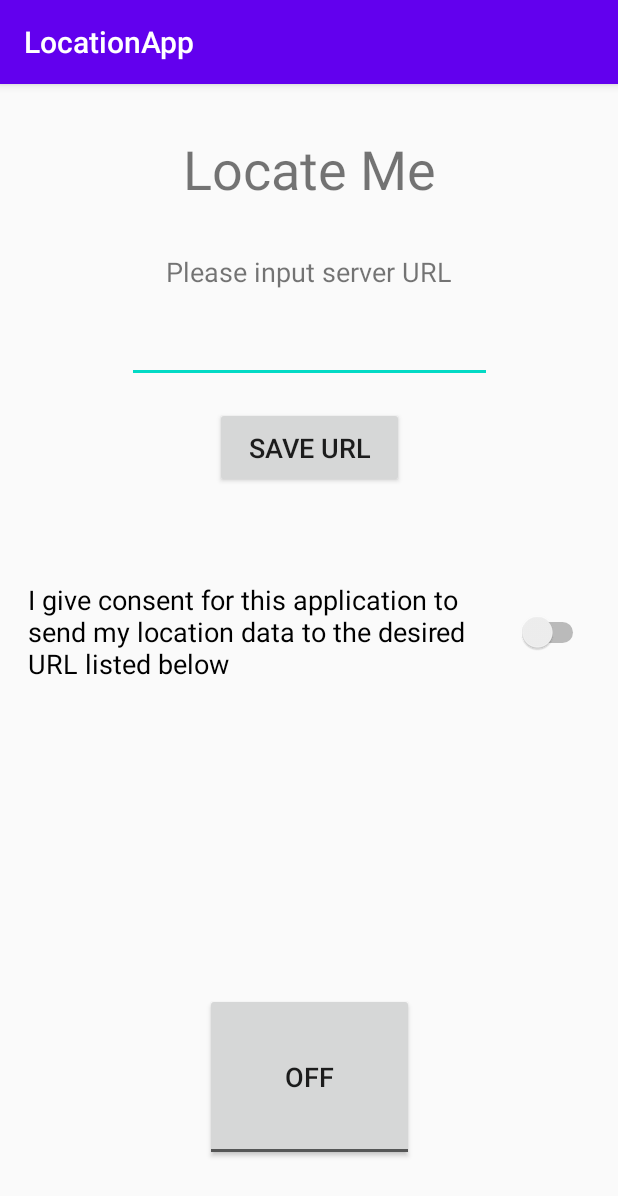
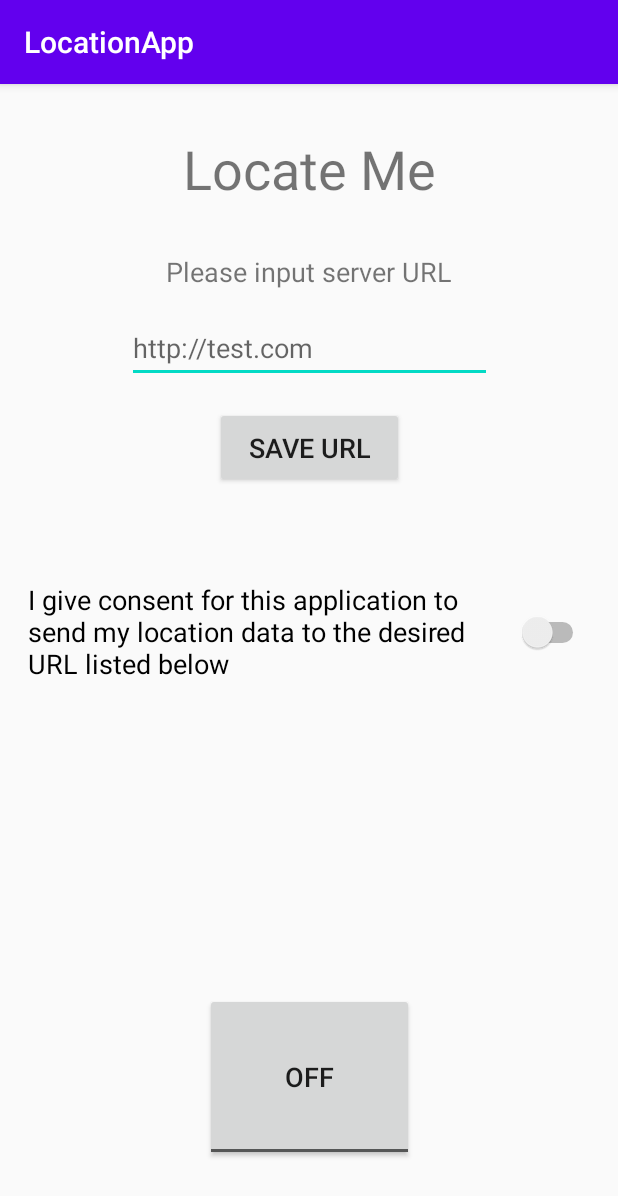
Before and after one commit to BTSTURKEY/LocationAppDevelopment, an Android app: the screen it shows after launch (MainActivity), on a phone screen of 412 x 824 dp. Shown: the top 1196 px of the screen. Run offline under Robolectric (Android 15) with nearby library versions, the phone set to English and light mode, and no system bars; 6 statements that could not run were skipped.

Commit message:
Set up location and removed all errors. Device checks last known location and then after rolls updated.

```diff
--- a/LocationApp/app/build.gradle
+++ b/LocationApp/app/build.gradle
@@ -6,7 +6,7 @@ android {
 
     defaultConfig {
         applicationId "uk.co.turkltd.locationapp"
-        minSdkVersion 23
+        minSdkVersion 29
         targetSdkVersion 29
         versionCode 1
         versionName "1.0"
@@ -28,8 +28,9 @@ dependencies {
 
     implementation 'androidx.appcompat:appcompat:1.1.0'
     implementation 'androidx.constraintlayout:constraintlayout:1.1.3'
-    implementation "androidx.security:security-crypto:1.0.0-alpha02"
+    implementation "androidx.security:security-crypto:1.0.0-rc01"
     testImplementation 'junit:junit:4.12'
     androidTestImplementation 'androidx.test.ext:junit:1.1.1'
     androidTestImplementation 'androidx.test.espresso:espresso-core:3.2.0'
+    implementation 'com.google.android.gms:play-services-location:17.0.0'
 }
--- a/LocationApp/app/src/main/res/layout/activity_main.xml
+++ b/LocationApp/app/src/main/res/layout/activity_main.xml
@@ -11,7 +11,7 @@
         android:layout_width="wrap_content"
         android:layout_height="wrap_content"
         android:layout_marginTop="32dp"
-        android:text="Locate Me"
+        android:text="@string/locate_me"
         android:textSize="36sp"
         app:layout_constraintEnd_toEndOf="parent"
         app:layout_constraintStart_toStartOf="parent"
@@ -26,7 +26,7 @@
         android:layout_marginTop="55dp"
         android:layout_marginEnd="16dp"
         android:layout_marginRight="16dp"
-        android:text="I give consent for this application to send my location data to the desired URL listed below"
+        android:text="@string/give_consent"
         android:textSize="18sp"
         app:layout_constraintEnd_toEndOf="parent"
         app:layout_constraintHorizontal_bias="0.4"
@@ -40,7 +40,7 @@
         android:layout_marginStart="8dp"
         android:layout_marginTop="32dp"
         android:layout_marginEnd="8dp"
-        android:text="Please input server URL"
+        android:text="@string/server_input"
         android:textSize="18sp"
         app:layout_constraintBottom_toTopOf="@+id/serverInput"
         app:layout_constraintEnd_toEndOf="parent"
@@ -52,8 +52,10 @@
         android:layout_width="243dp"
         android:layout_height="46dp"
         android:layout_marginTop="16dp"
+        android:autofillHints=""
         android:ems="10"
-        android:inputType="textPersonName"
+        android:hint="@string/hint"
+        android:inputType="textWebEditText"
         android:text=""
         android:textSize="18sp"
         app:layout_constraintEnd_toEndOf="parent"
@@ -65,9 +67,9 @@
         android:layout_width="139dp"
         android:layout_height="112dp"
         android:layout_marginBottom="50dp"
-        android:text="ToggleButton"
-        android:textOff="OFF"
-        android:textOn="ON"
+        android:text="@string/togglebutton"
+        android:textOff="@string/off"
+        android:textOn="@string/on"
         android:textSize="18sp"
         android:visibility="invisible"
         app:layout_constraintBottom_toBottomOf="parent"
@@ -79,7 +81,7 @@
         android:layout_width="126dp"
         android:layout_height="54dp"
         android:layout_marginTop="16dp"
-        android:text="Save URL"
+        android:text="@string/save_url"
         android:textSize="18sp"
         app:layout_constraintBottom_toTopOf="@+id/consentSwitch"
         app:layout_constraintEnd_toEndOf="parent"
@@ -98,25 +100,28 @@
         app:layout_constraintHorizontal_bias="0.498"
         app:layout_constraintStart_toStartOf="parent"
         app:layout_constraintTop_toBottomOf="@+id/consentSwitch"
-        app:layout_constraintVertical_bias="0.453" />
+        app:layout_constraintVertical_bias="0.2" />
 
     <TextView
-        android:id="@+id/longitudeValue"
+        android:id="@+id/currentValue"
         android:layout_width="wrap_content"
         android:layout_height="wrap_content"
-        app:layout_constraintBottom_toTopOf="@+id/locationButton"
-        app:layout_constraintEnd_toStartOf="@+id/latitudeValue"
+        android:layout_marginTop="28dp"
+        app:layout_constraintEnd_toEndOf="parent"
+        app:layout_constraintHorizontal_bias="0.498"
         app:layout_constraintStart_toStartOf="parent"
         app:layout_constraintTop_toBottomOf="@+id/displayURL" />
 
     <TextView
-        android:id="@+id/latitudeValue"
+        android:id="@+id/updatedValue"
         android:layout_width="wrap_content"
         android:layout_height="wrap_content"
-        android:layout_marginEnd="140dp"
+        android:layout_marginBottom="13dp"
         app:layout_constraintBottom_toTopOf="@+id/locationButton"
         app:layout_constraintEnd_toEndOf="parent"
-        app:layout_constraintTop_toBottomOf="@+id/displayURL"
-        app:layout_constraintVertical_bias="0.491" />
+        app:layout_constraintHorizontal_bias="0.498"
+        app:layout_constraintStart_toStartOf="parent"
+        app:layout_constraintTop_toBottomOf="@+id/currentValue"
+        app:layout_constraintVertical_bias="0.682" />
 
 </androidx.constraintlayout.widget.ConstraintLayout>
--- a/LocationApp/app/src/main/res/values/strings.xml
+++ b/LocationApp/app/src/main/res/values/strings.xml
@@ -1,3 +1,11 @@
 <resources>
     <string name="app_name">LocationApp</string>
+    <string name="locate_me">Locate Me</string>
+    <string name="give_consent">I give consent for this application to send my location data to the desired URL listed below</string>
+    <string name="server_input">Please input server URL</string>
+    <string name="save_url">Save URL</string>
+    <string name="hint">http://test.com</string>
+    <string name="togglebutton">ToggleButton</string>
+    <string name="off">OFF</string>
+    <string name="on">ON</string>
 </resources>
```
Also changed, not shown: LocationApp/app/src/main/AndroidManifest.xml (+4 -4 lines), LocationApp/app/src/main/java/uk/co/turkltd/locationapp/MainActivity.java (+106 -72 lines).
